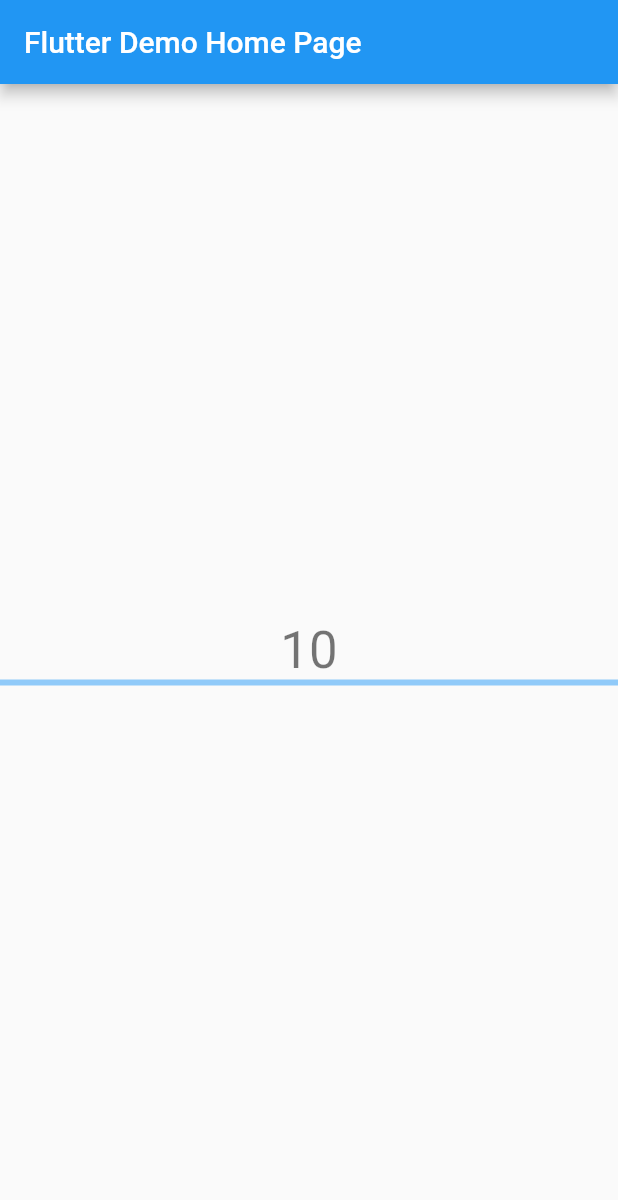
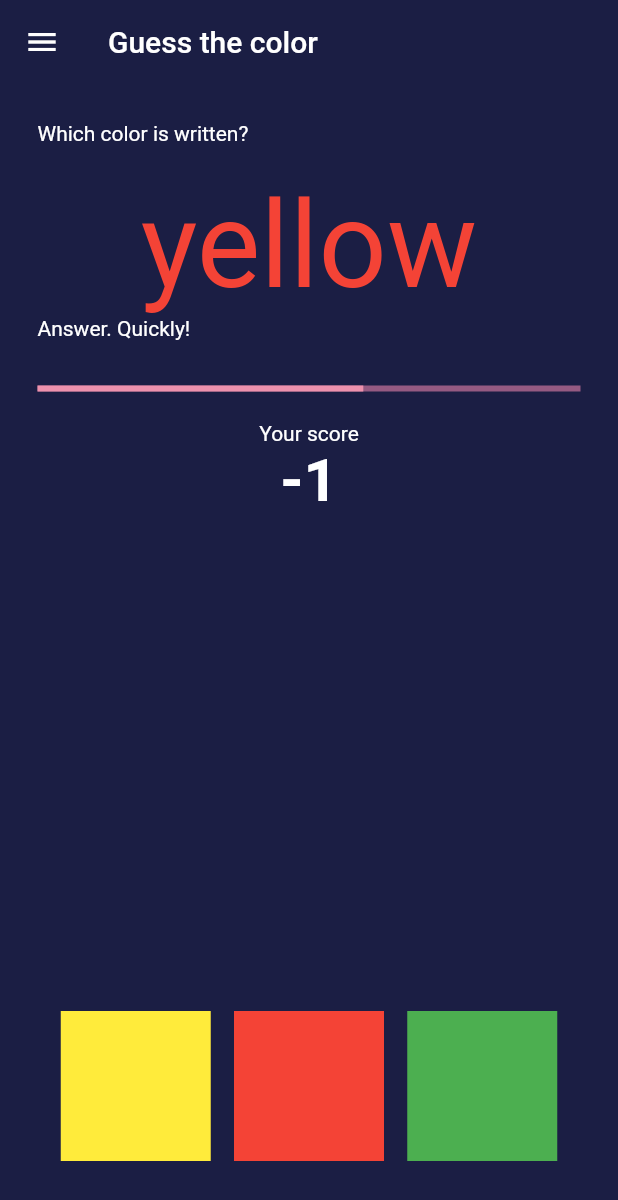
Before and after one commit to petrnymsa/GuessColor, a Flutter app: the screen it shows after launch, on a phone screen of 412 x 824 dp. Shown: the top 1200 px of the screen. Run offline on Flutter 3.47's test engine with Material 2 defaults, Android fonts, the phone set to English and light mode, and no system bars.

Commit message:
First playable version.

```diff
--- a/lib/main.dart
+++ b/lib/main.dart
@@ -1,5 +1,5 @@
 import 'dart:async';
-
+import 'dart:math';
 import 'package:flutter/material.dart';
 
 void main() => runApp(MyApp());
@@ -10,10 +10,7 @@ class MyApp extends StatelessWidget {
   Widget build(BuildContext context) {
     return MaterialApp(
       title: 'Flutter Demo',
-      theme: ThemeData(
-        primarySwatch: Colors.blue,
-      ),
-      home: MyHomePage(title: 'Flutter Demo Home Page'),
+      home: MyHomePage(title: 'Guess the color'),
     );
   }
 }
@@ -26,100 +23,230 @@ class MyHomePage extends StatefulWidget {
   _MyHomePageState createState() => _MyHomePageState();
 }
 
-class _MyHomePageState extends State<MyHomePage>
-    with SingleTickerProviderStateMixin {
-  final int maxCount = 10;
-  int _counter = 10;
-  //Timer _timer;
+class _MyHomePageState extends State<MyHomePage> {
+  static const TextStyle _mainTextStyle = TextStyle(color: Colors.white);
 
-  AnimationController _controller;
-  Animation<double> _animation;
+  // final List<Color> _colors = [
+  //   Colors.green,
+  //   Colors.red,
+  //   Colors.yellow,
+  //   Colors.blue,
+  //   Colors.brown,
+  //   Colors.cyan
+  // ];
+  final Map<Color, String> _colorToName = {
+    Colors.green: "green",
+    Colors.red: "red",
+    Colors.yellow: "yellow",
+    Colors.blue: "blue",
+    Colors.brown: "brown",
+    Colors.cyan: "cyan"
+  };
+
+  final List<String> _colorNames = [
+    "green",
+    "red",
+    "yellow",
+    "blue",
+    "brown",
+    "cyan"
+  ];
+
+  final Map<String, Color> _nameToColor = {
+    "green": Colors.green,
+    "red": Colors.red,
+    "yellow": Colors.yellow,
+    "blue": Colors.blue,
+    "brown": Colors.brown,
+    "cyan": Colors.cyan
+  };
+
+  final Random _random = Random();
+  final int timeInterval = 4;
+
+  Timer _timer;
+  int _timerTick;
+  int _score = 0;
+  String _currentColorText;
+  Color _currentColor;
+  Color _colorToDisplay;
+  bool _answered = false;
+  List<Color> _options = [];
 
   @override
   void initState() {
     super.initState();
-    _controller = AnimationController(
-      duration: const Duration(seconds: 3),
-      vsync: this,
-      animationBehavior: AnimationBehavior.preserve,
-    );
 
-    _animation = CurvedAnimation(
-      parent: _controller,
-      curve: const Interval(0.0, 1.0, curve: Curves.linear).flipped,
-      reverseCurve: Curves.fastOutSlowIn,
-    )..addStatusListener((AnimationStatus status) {
-        print(status);
-        if (status == AnimationStatus.dismissed) _controller.value = 1;
-        //   _controller.forward();
-        // else if (status == AnimationStatus.completed) _controller.reverse();
-      });
+    const duration = Duration(seconds: 1);
+    _timer = Timer.periodic(duration, _onTimer);
+    _timerTick = 0;
+
+    _updateGame();
   }
 
-  void startTimer() {
-    // const oneSec = const Duration(seconds: 1);
-    // if (_timer.isActive) return;
-    // _timer = new Timer.periodic(
-    //     oneSec,
-    //     (Timer timer) => setState(() {
-    //           if (_counter < 1) {
-    //             timer.cancel();
-    //             _counter = maxCount;
-    //           } else {
-    //             _counter--;
-    //           }
-    //         }));
-    print("CLICK");
-    _controller.reverse(from: 1);
+  void _onTimer(Timer timer) {
+    _timerTick++;
+
+    if (_timerTick >= timeInterval) {
+      _checkScore();
+      _updateGame();
+      _timerTick = 0;
+    }
   }
 
-  @override
-  void dispose() {
-    _controller.stop();
-    //  _timer.cancel();
-    super.dispose();
+  void _updateGame() {
+    var index = _random.nextInt(_colorNames.length);
+    _currentColorText = _colorNames[index];
+
+    var filtered = _colorNames.where((c) => c != _currentColorText).take(2);
+    _currentColor = _nameToColor[_currentColorText];
+
+    _options.clear();
+    _options.add(_currentColor);
+
+    for (var n in filtered) {
+      _options.add(_nameToColor[n]);
+    }
+    _colorToDisplay = _options[_random.nextInt(2) + 1];
+
+    _options.shuffle();
+  }
+
+  void _checkScore() {
+    if (!_answered)
+      setState(() {
+        _score--;
+      });
+    else {
+      setState(() {
+        _score++;
+      });
+      _answered = false;
+    }
+  }
+
+  void _onTileTap(Color color) {
+    _answered = color == _currentColor;
+    _timerTick = 0; // reset timer
+    _checkScore();
+    _updateGame();
   }
 
   @override
   Widget build(BuildContext context) {
     return Scaffold(
+      backgroundColor: const Color(0xFF1b1e44),
       appBar: AppBar(
+        backgroundColor: const Color(0xFF1b1e44),
+        elevation: 0.0,
         title: Text(widget.title),
       ),
+      drawer: Drawer(),
       body: Center(
-        child: Column(
-          mainAxisAlignment: MainAxisAlignment.center,
-          children: [
-            Text(
-              '$_counter',
-              style: Theme.of(context).textTheme.display1,
-            ),
-            AnimatedBuilder(
-              animation: _animation,
-              builder: (context, child) {
-                return Column(
-                  children: <Widget>[
-                    LinearProgressIndicator(
-                      value: _animation.value,
+        child: Padding(
+          padding: const EdgeInsets.all(25),
+          child: Column(
+            mainAxisSize: MainAxisSize.max,
+            mainAxisAlignment: MainAxisAlignment.start,
+            crossAxisAlignment: CrossAxisAlignment.stretch,
+            children: [
+              const Text(
+                "Which color is written?",
+                style: _mainTextStyle,
+                textAlign: TextAlign.start,
+              ),
+              Container(
+                margin: const EdgeInsets.only(top: 20),
+                child: Text(
+                  _currentColorText,
+                  style: TextStyle(fontSize: 80, color: _colorToDisplay),
+                  textAlign: TextAlign.center,
+                ),
+              ),
+              const Text(
+                "Answer. Quickly!",
+                style: _mainTextStyle,
+              ),
+              Container(
+                margin: const EdgeInsets.only(top: 30),
+                child: LinearProgressIndicator(
+                  backgroundColor: Color(0xFF955A82),
+                  valueColor: AlwaysStoppedAnimation<Color>(Color(0xFFED91AD)),
+                  value: 0.6,
+                ),
+              ),
+              Container(
+                margin: const EdgeInsets.only(top: 20),
+                child: Column(
+                  children: [
+                    Text(
+                      "Your score",
+                      style: _mainTextStyle,
                     ),
-                    Padding(
-                      child: _controller.status != AnimationStatus.completed
-                          ? null
-                          : FloatingActionButton(
-                              onPressed: startTimer,
-                              tooltip: 'Increment',
-                              child: Icon(Icons.add),
-                            ),
-                      padding: const EdgeInsets.all(5),
+                    Text(
+                      "$_score",
+                      style: TextStyle(
+                          fontSize: 40,
+                          fontWeight: FontWeight.bold,
+                          color: Colors.white),
                     ),
                   ],
-                );
-              },
-            ),
-          ],
+                ),
+              ),
+              Expanded(
+                child: Align(
+                  alignment: Alignment.bottomCenter,
+                  child: Padding(
+                    padding:
+                        const EdgeInsets.symmetric(vertical: 25, horizontal: 0),
+                    child: Row(
+                      mainAxisAlignment: MainAxisAlignment.spaceEvenly,
+                      children: _getTiles(),
+                    ),
+                  ),
+                ),
+              ),
+            ],
+          ),
         ),
       ),
       floatingActionButton: null,
     );
   }
+
+  List<Widget> _getTiles() {
+    List<Widget> _tiles = [];
+    for (var c in _options) {
+      _tiles.add(GestureDetector(
+        child: ColorTile(color: c),
+        onTap: () => _onTileTap(c),
+      ));
+    }
+    return _tiles;
+  }
+
+  @override
+  void dispose() {
+    _timer?.cancel();
+    super.dispose();
+  }
 }
+
+class ColorTile extends StatelessWidget {
+  final Color color;
+  const ColorTile({
+    Key key,
+    this.color,
+  }) : super(key: key);
+
+  @override
+  Widget build(BuildContext context) {
+    return SizedBox(
+      width: 100,
+      height: 100,
+      child: Container(
+        color: color,
+      ),
+    );
+  }
+}
```
